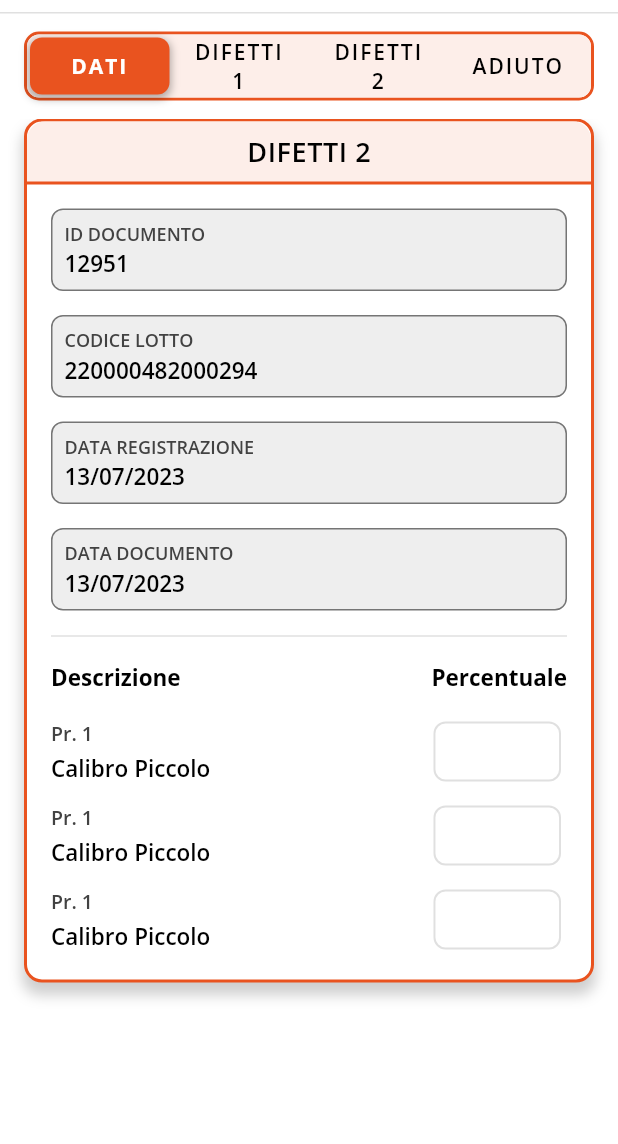
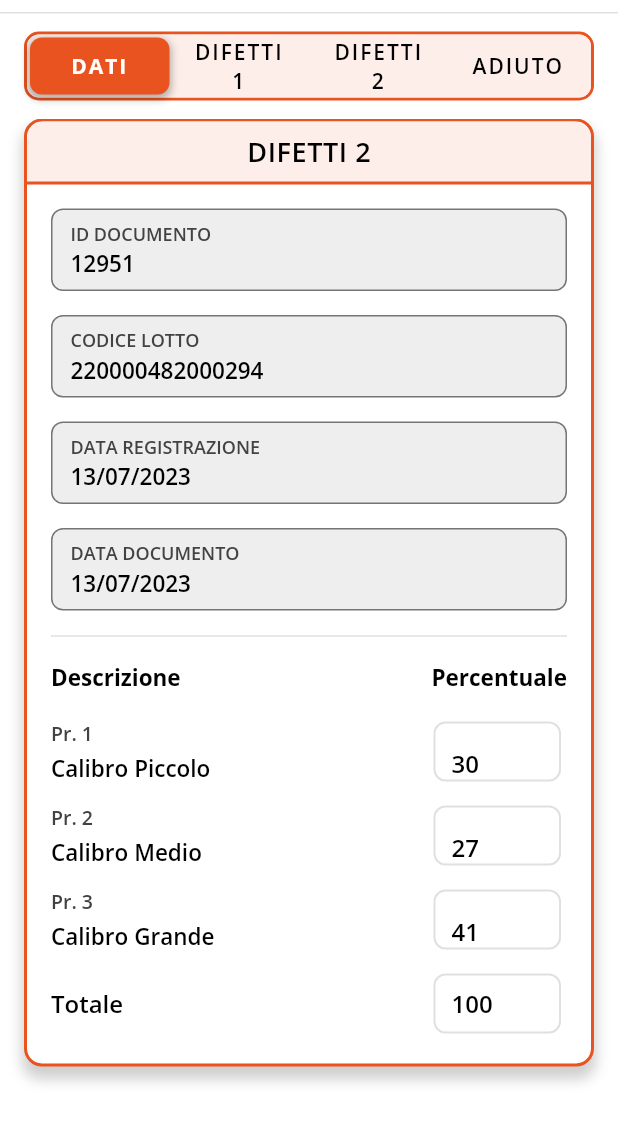
Before and after one commit to ilCatta/qualita, a Flutter app: the InformazioniLottoPage screen opened by its route, swiped to page 3, on a phone screen of 412 x 824 dp, the part 54-1198 px from its top. Run offline on Flutter 3.47's test engine with Material 2 defaults, Android fonts, the phone set to English and light mode, and no system bars; drawn by our look-alikes of auto_size_text, custom_sliding_segmented_control; our stand-ins replace adaptive_theme, dropdown_button2, eva_icons_flutter, go_router, ionicons; missing offline and left inert: mobile_scanner; project files that could hold a hidden picture were left out.

Commit message:
Difetti 2 pagina up

```diff
--- a/lib/pages/informazioni_lotto/info_lotto_dati_page.dart
+++ b/lib/pages/informazioni_lotto/info_lotto_dati_page.dart
@@ -36,7 +36,9 @@ class _InfoLottoDatiState extends State<InfoLottoDati> {
         ));
   }
 
-  Widget listaBody() => Column(
+  Widget listaBody() => Padding(
+        padding: EdgeInsets.fromLTRB(16, 0, 16, 0),
+        child: Column(
           children: [
             CampoInfoLottoLocked(label: "Num. Doc. Gamma", value: "1310"),
             CampoInfoLottoLocked(label: "Codice Lotto", value: "220000482000294"),
@@ -51,5 +53,6 @@ class _InfoLottoDatiState extends State<InfoLottoDati> {
             CampoInfoLottoLocked(label: "Colli Riga", value: "55"),
             CampoInfoLottoLocked(label: "Media Collo", value: "16"),
           ],
+        ),
       );
 }
--- a/lib/pages/informazioni_lotto/info_lotto_difetti_1_page.dart
+++ b/lib/pages/informazioni_lotto/info_lotto_difetti_1_page.dart
@@ -38,7 +38,9 @@ class _InfoLottoDifetti1State extends State<InfoLottoDifetti1> {
         ));
   }
 
-  Widget listaBody() => Column(
+  Widget listaBody() => Padding(
+        padding: EdgeInsets.fromLTRB(16, 0, 16, 0),
+        child: Column(
           children: [
             CampoInfoLottoLocked(label: "Id Documento", value: "12974"),
             CampoInfoLottoLocked(label: "Codice Lotto", value: "220000482000294"),
@@ -130,5 +132,6 @@ class _InfoLottoDifetti1State extends State<InfoLottoDifetti1> {
               percentuale: "0-5",
             ),
           ],
+        ),
       );
 }
--- a/lib/pages/informazioni_lotto/info_lotto_difetti_2_page.dart
+++ b/lib/pages/informazioni_lotto/info_lotto_difetti_2_page.dart
@@ -36,7 +36,9 @@ class _InfoLottoDifetti2State extends State<InfoLottoDifetti2> {
         ));
   }
 
-  Widget listaBody() => Column(
+  Widget listaBody() => Padding(
+        padding: EdgeInsets.fromLTRB(16, 0, 16, 0),
+        child: Column(
           children: [
             CampoInfoLottoLocked(label: "Id Documento", value: "12951"),
             CampoInfoLottoLocked(label: "Codice Lotto", value: "220000482000294"),
@@ -46,26 +48,24 @@ class _InfoLottoDifetti2State extends State<InfoLottoDifetti2> {
             Divider(
               height: 2,
               color: Colors.black12,
-            indent: 16,
-            endIndent: 16,
+              indent: 0,
+              endIndent: 0,
             ),
             SizedBox(height: 16),
-          /*
-          Padding(
-            padding: EdgeInsets.fromLTRB(16, 0, 16, 0),
-            child: AutoSizeText(
-              "Descrizione e percentuale del difetto".toUpperCase(),
-              minFontSize: 8,
-              textAlign: TextAlign.center,
-              style: TextStyle(
-                fontWeight: FontWeight.w600,
-                fontSize: 16,
+            _intestazioneTabella(),
+            SizedBox(height: 16),
+            _rowDifetto(pr: 1, descrizione: "Calibro Piccolo", value: 30),
+            SizedBox(height: 8),
+            _rowDifetto(pr: 2, descrizione: "Calibro Medio", value: 27),
+            SizedBox(height: 8),
+            _rowDifetto(pr: 3, descrizione: "Calibro Grande", value: 41),
+            SizedBox(height: 8),
+            _rowDifettoTotale(value: 100),
+          ],
         ),
-            ),
-          ),*/
-          Padding(
-            padding: EdgeInsets.fromLTRB(16, 0, 16, 0),
-            child: Row(
+      );
+
+  Widget _intestazioneTabella() => Row(
         mainAxisAlignment: MainAxisAlignment.spaceBetween,
         children: [
           Text(
@@ -83,50 +83,22 @@ class _InfoLottoDifetti2State extends State<InfoLottoDifetti2> {
             ),
           ),
         ],
-            ),
-          ),
-          SizedBox(height: 16),
-          Padding(
-            padding: EdgeInsets.fromLTRB(16, 0, 16, 0),
-            child: Row(
+      );
+
+  Widget _rowDifetto({required int pr, required String descrizione, required double value}) => Row(
         mainAxisAlignment: MainAxisAlignment.spaceBetween,
         children: [
-                difettoDescrizione(),
-                campoDaCompilare(),
-              ],
-            ),
-          ),
-          SizedBox(height: 8),
-          Padding(
-            padding: EdgeInsets.fromLTRB(16, 0, 16, 0),
-            child: Row(
-              mainAxisAlignment: MainAxisAlignment.spaceBetween,
-              children: [
-                difettoDescrizione(),
-                campoDaCompilare(),
-              ],
-            ),
-          ),
-          SizedBox(height: 8),
-          Padding(
-            padding: EdgeInsets.fromLTRB(16, 0, 16, 0),
-            child: Row(
-              mainAxisAlignment: MainAxisAlignment.spaceBetween,
-              children: [
-                difettoDescrizione(),
-                campoDaCompilare(),
-              ],
-            ),
-          ),
+          _difettoDescrizione(pr: pr, descrizione: descrizione),
+          _difettoValore(value: value),
         ],
       );
 
-  Widget difettoDescrizione() => Column(
+  Widget _difettoDescrizione({required int pr, required String descrizione}) => Column(
         mainAxisAlignment: MainAxisAlignment.center,
         crossAxisAlignment: CrossAxisAlignment.start,
         children: [
           Text(
-            "Pr. 1",
+            "Pr. $pr",
             style: TextStyle(
               fontSize: 13,
               fontWeight: FontWeight.w600,
@@ -135,7 +107,7 @@ class _InfoLottoDifetti2State extends State<InfoLottoDifetti2> {
           ),
           SizedBox(height: 4),
           Text(
-            "Calibro Piccolo",
+            descrizione,
             style: TextStyle(
               fontSize: 15,
               fontWeight: FontWeight.w600,
@@ -144,7 +116,7 @@ class _InfoLottoDifetti2State extends State<InfoLottoDifetti2> {
         ],
       );
 
-  Widget campoDaCompilare() => Card(
+  Widget _difettoValore({required double value}) => Card(
         elevation: 0,
         surfaceTintColor: Color(0xffffffff),
         color: Color(0xffffffff),
@@ -160,7 +132,8 @@ class _InfoLottoDifetti2State extends State<InfoLottoDifetti2> {
           height: 40,
           child: Padding(
             padding: EdgeInsets.symmetric(vertical: 5, horizontal: 12),
-            child: TextField(
+            child: TextFormField(
+              initialValue: value.toStringAsFixed(0),
               keyboardType: TextInputType.number,
               style: TextStyle(
                 fontSize: 16,
@@ -173,4 +146,47 @@ class _InfoLottoDifetti2State extends State<InfoLottoDifetti2> {
           ),
         ),
       );
+
+  Widget _rowDifettoTotale({required double value}) => Row(
+        mainAxisAlignment: MainAxisAlignment.spaceBetween,
+        children: [
+          Text(
+            "Totale",
+            style: TextStyle(
+              fontSize: 16,
+              fontWeight: FontWeight.w600,
+            ),
+          ),
+          Card(
+            elevation: 0,
+            surfaceTintColor: Color(0xffffffff),
+            color: Color(0xffffffff),
+            shape: RoundedRectangleBorder(
+              borderRadius: BorderRadius.circular(8),
+              side: BorderSide(
+                color: Colors.black12,
+                width: 1.3,
+              ),
+            ),
+            child: Container(
+              padding: EdgeInsets.fromLTRB(12, 0, 12, 0),
+              width: 85,
+              height: 40,
+              child: Column(
+                mainAxisAlignment: MainAxisAlignment.center,
+                crossAxisAlignment: CrossAxisAlignment.start,
+                children: [
+                  Text(
+                    value.toStringAsFixed(0),
+                    style: TextStyle(
+                      fontSize: 16,
+                      fontWeight: FontWeight.w600,
+                    ),
+                  ),
+                ],
+              ),
+            ),
+          ),
+        ],
+      );
 }
--- a/lib/pages/informazioni_lotto/widgets/campo_info_lotto_difetti_1.dart
+++ b/lib/pages/informazioni_lotto/widgets/campo_info_lotto_difetti_1.dart
@@ -11,7 +11,7 @@ class CampoInfoLottoDifetti1 extends StatelessWidget {
   @override
   Widget build(BuildContext context) {
     return Padding(
-      padding: EdgeInsets.fromLTRB(16, 16, 16, 0),
+      padding: EdgeInsets.fromLTRB(0, 16, 0, 0),
       child: Container(
         padding: EdgeInsets.fromLTRB(12, 12, 12, 12),
         constraints: BoxConstraints(minHeight: 40, minWidth: double.infinity),
--- a/lib/pages/informazioni_lotto/widgets/campo_info_lotto_locked.dart
+++ b/lib/pages/informazioni_lotto/widgets/campo_info_lotto_locked.dart
@@ -10,9 +10,9 @@ class CampoInfoLottoLocked extends StatelessWidget {
   @override
   Widget build(BuildContext context) {
     return Padding(
-      padding: EdgeInsets.fromLTRB(16, 16, 16, 0),
+      padding: EdgeInsets.fromLTRB(0, 16, 0, 0),
       child: Container(
-        padding: EdgeInsets.fromLTRB(8, 4, 8, 4),
+        padding: EdgeInsets.fromLTRB(12, 4, 12, 4),
         constraints: BoxConstraints(minHeight: 55, minWidth: double.infinity),
         width: double.infinity,
         decoration: BoxDecoration(
```
Lines whose indentation alone changed are shown as unchanged.
